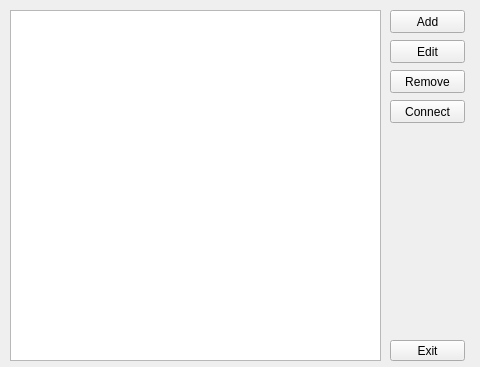
Before: the Qt Designer form src/contactlistwindow.ui in thomas-picariello/SDTP, drawn with Qt 5.
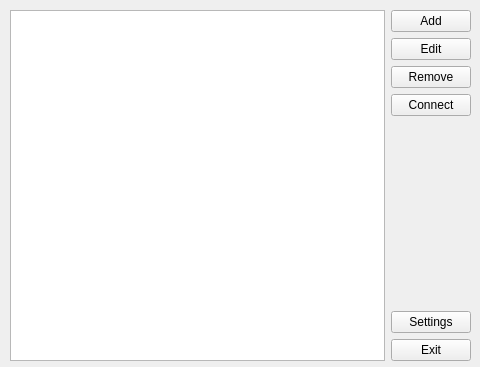
After: the same form once the commit is applied.

Patch:
```diff
--- a/src/contactlistwindow.ui
+++ b/src/contactlistwindow.ui
@@ -13,80 +13,91 @@
   <property name="windowTitle">
    <string>SVoIP</string>
   </property>
+  <widget class="QWidget" name="">
+   <property name="geometry">
+    <rect>
+     <x>10</x>
+     <y>10</y>
+     <width>461</width>
+     <height>351</height>
+    </rect>
+   </property>
+   <layout class="QHBoxLayout" name="horizontalLayout" stretch="0,0">
+    <property name="spacing">
+     <number>6</number>
+    </property>
+    <property name="sizeConstraint">
+     <enum>QLayout::SetMinimumSize</enum>
+    </property>
+    <property name="margin">
+     <number>0</number>
+    </property>
+    <item>
+     <widget class="QListWidget" name="list"/>
+    </item>
+    <item>
+     <layout class="QVBoxLayout" name="verticalLayout">
+      <item>
   <widget class="QPushButton" name="add">
-   <property name="geometry">
-    <rect>
-     <x>390</x>
-     <y>10</y>
-     <width>75</width>
-     <height>23</height>
-    </rect>
-   </property>
    <property name="text">
     <string>Add</string>
    </property>
   </widget>
+      </item>
+      <item>
   <widget class="QPushButton" name="edit">
-   <property name="geometry">
-    <rect>
-     <x>390</x>
-     <y>40</y>
-     <width>75</width>
-     <height>23</height>
-    </rect>
-   </property>
    <property name="text">
     <string>Edit</string>
    </property>
   </widget>
+      </item>
+      <item>
   <widget class="QPushButton" name="remove">
-   <property name="geometry">
-    <rect>
-     <x>390</x>
-     <y>70</y>
-     <width>75</width>
-     <height>23</height>
-    </rect>
-   </property>
    <property name="text">
     <string>Remove</string>
    </property>
   </widget>
+      </item>
+      <item>
   <widget class="QPushButton" name="connect">
-   <property name="geometry">
-    <rect>
-     <x>390</x>
-     <y>100</y>
-     <width>75</width>
-     <height>23</height>
-    </rect>
-   </property>
    <property name="text">
     <string>Connect</string>
    </property>
   </widget>
-  <widget class="QListWidget" name="list">
-   <property name="geometry">
-    <rect>
-     <x>10</x>
-     <y>10</y>
-     <width>371</width>
-     <height>351</height>
-    </rect>
-   </property>
-  </widget>
+      </item>
+      <item>
+       <spacer name="verticalSpacer">
+        <property name="orientation">
+         <enum>Qt::Vertical</enum>
+        </property>
+        <property name="sizeHint" stdset="0">
+         <size>
+          <width>20</width>
+          <height>40</height>
+         </size>
+        </property>
+       </spacer>
+      </item>
+      <item>
+       <widget class="QPushButton" name="settings">
+        <property name="enabled">
+         <bool>true</bool>
+        </property>
+        <property name="text">
+         <string>Settings</string>
+        </property>
+       </widget>
+      </item>
+      <item>
   <widget class="QPushButton" name="exit">
-   <property name="geometry">
-    <rect>
-     <x>390</x>
-     <y>340</y>
-     <width>75</width>
-     <height>21</height>
-    </rect>
-   </property>
    <property name="text">
     <string>Exit</string>
    </property>
+       </widget>
+      </item>
+     </layout>
+    </item>
+   </layout>
   </widget>
  </widget>
  <resources/>
```
Lines whose indentation alone changed are shown as unchanged.
